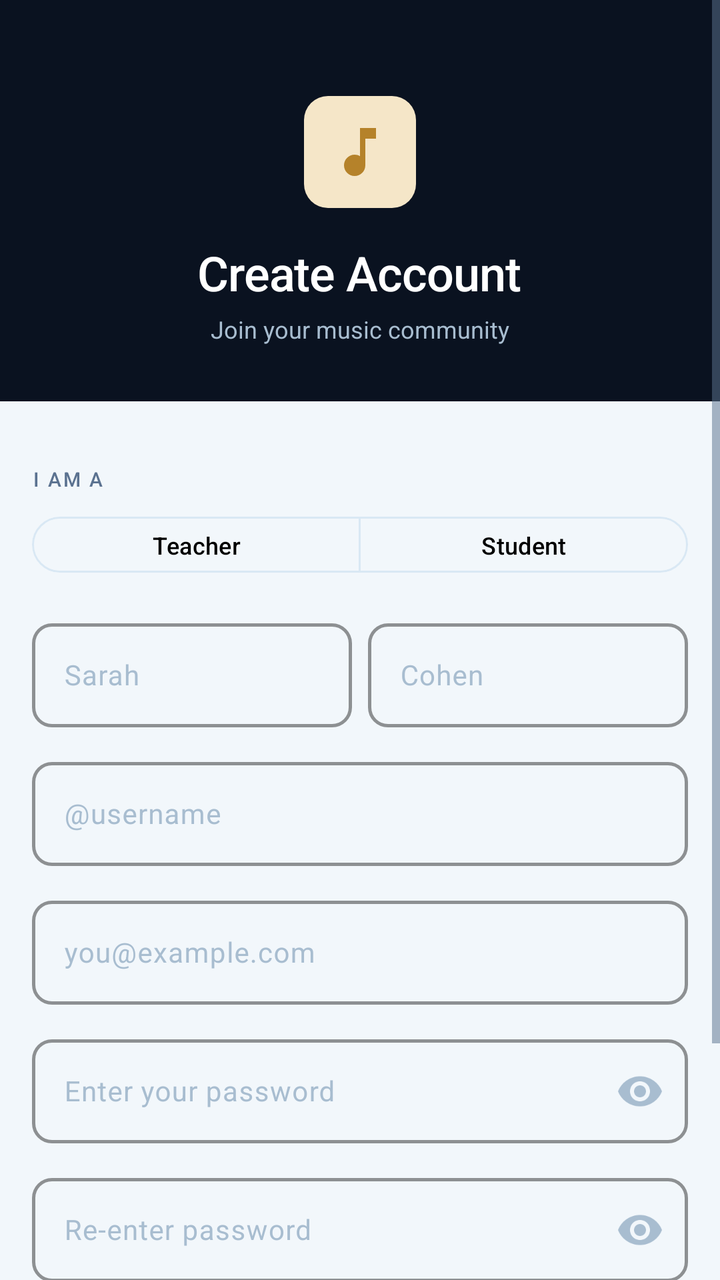
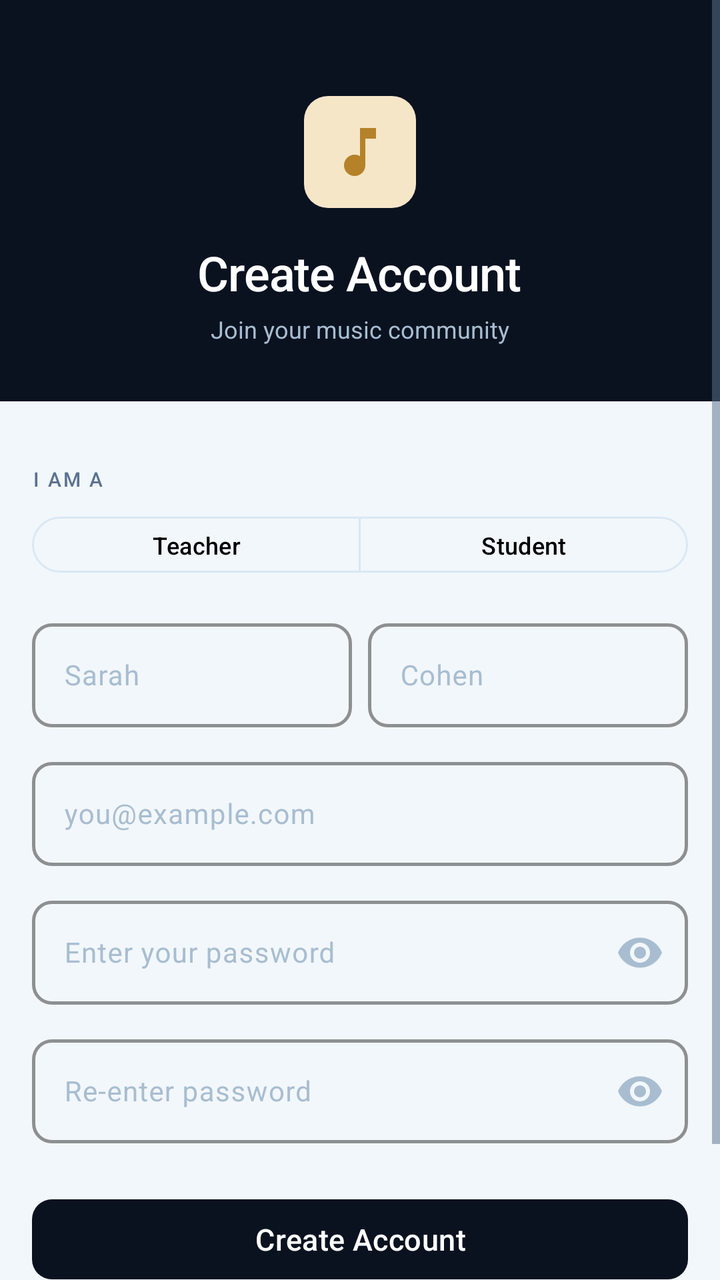

Two renders of the same Android screen: before a commit and after it. Below are the layout's source before the change and the commit's diff.
<!-- AndroidManifest.xml: application theme Theme.Conducto2 -->
<!-- res/layout/activity_sign_up.xml -->
<?xml version="1.0" encoding="utf-8"?>
<ScrollView
    xmlns:android="http://schemas.android.com/apk/res/android"
    xmlns:app="http://schemas.android.com/apk/res-auto"
    android:layout_width="match_parent"
    android:layout_height="match_parent"
    android:background="@color/background_app"
    android:fillViewport="true">

    <LinearLayout
        android:layout_width="match_parent"
        android:layout_height="wrap_content"
        android:orientation="vertical">

        
        <LinearLayout
            android:layout_width="match_parent"
            android:layout_height="wrap_content"
            android:orientation="vertical"
            android:background="@color/primary"
            android:paddingStart="@dimen/screen_horizontal_margin"
            android:paddingEnd="@dimen/screen_horizontal_margin"
            android:paddingTop="48dp"
            android:paddingBottom="28dp"
            android:gravity="center_horizontal">

            <FrameLayout
                android:layout_width="56dp"
                android:layout_height="56dp"
                android:background="@drawable/bg_icon_tile">

                <ImageView
                    android:layout_width="32dp"
                    android:layout_height="32dp"
                    android:layout_gravity="center"
                    android:src="@drawable/ic_music_note"
                    android:contentDescription="@null"
                    android:tint="@color/accent"/>

            </FrameLayout>

            <TextView
                android:layout_width="wrap_content"
                android:layout_height="wrap_content"
                android:text="@string/sign_up_title"
                android:textColor="@color/white"
                android:textSize="@dimen/text_headline"
                android:fontFamily="sans-serif-medium"
                android:letterSpacing="-0.015"
                android:layout_marginTop="@dimen/spacing_base"/>

            <TextView
                android:layout_width="wrap_content"
                android:layout_height="wrap_content"
                android:text="@string/sign_up_subtitle"
                android:textColor="@color/navy_200"
                android:textSize="@dimen/text_body_sm"
                android:layout_marginTop="@dimen/spacing_xs"/>

        </LinearLayout>

        
        <LinearLayout
            android:layout_width="match_parent"
            android:layout_height="wrap_content"
            android:orientation="vertical"
            android:paddingStart="@dimen/screen_horizontal_margin"
            android:paddingEnd="@dimen/screen_horizontal_margin"
            android:paddingTop="@dimen/spacing_xl"
            android:paddingBottom="@dimen/spacing_2xl">

            
            <TextView
                android:layout_width="wrap_content"
                android:layout_height="wrap_content"
                android:text="@string/label_role"
                style="@style/TextAppearance.Conducto.Label"
                android:layout_marginBottom="@dimen/spacing_sm"/>

            <com.google.android.material.button.MaterialButtonToggleGroup
                android:id="@+id/rgUserType"
                android:layout_width="match_parent"
                android:layout_height="@dimen/button_height_sm"
                app:singleSelection="true"
                app:selectionRequired="true">

                <com.google.android.material.button.MaterialButton
                    android:id="@+id/rbTeacher"
                    style="@style/Widget.Material3.Button.OutlinedButton"
                    android:layout_width="0dp"
                    android:layout_height="match_parent"
                    android:layout_weight="1"
                    android:text="@string/role_teacher"
                    android:textSize="@dimen/text_body_sm"
                    android:textColor="@color/black"
                    app:strokeColor="@color/border_default"/>

                <com.google.android.material.button.MaterialButton
                    android:id="@+id/rbStudent"
                    style="@style/Widget.Material3.Button.OutlinedButton"
                    android:layout_width="0dp"
                    android:layout_height="match_parent"
                    android:layout_weight="1"
                    android:text="@string/role_student"
                    android:textSize="@dimen/text_body_sm"
                    android:textColor="@color/black"
                    app:strokeColor="@color/border_default"/>

            </com.google.android.material.button.MaterialButtonToggleGroup>

            
            <LinearLayout
                android:layout_width="match_parent"
                android:layout_height="wrap_content"
                android:orientation="horizontal"
                android:layout_marginTop="@dimen/spacing_base"
                android:weightSum="2">

                <com.google.android.material.textfield.TextInputLayout
                    android:layout_width="0dp"
                    android:layout_height="wrap_content"
                    android:layout_weight="1"
                    android:layout_marginEnd="@dimen/spacing_xs"
                    style="@style/Widget.Conducto.TextInput"
                    android:hint="@string/hint_first_name">

                    <com.google.android.material.textfield.TextInputEditText
                        android:id="@+id/etFname"
                        android:layout_width="match_parent"
                        android:layout_height="@dimen/input_height"
                        android:inputType="textCapWords"
                        android:textSize="@dimen/text_body"
                        android:textColor="@color/text_primary"/>

                </com.google.android.material.textfield.TextInputLayout>

                <com.google.android.material.textfield.TextInputLayout
                    android:layout_width="0dp"
                    android:layout_height="wrap_content"
                    android:layout_weight="1"
                    android:layout_marginStart="@dimen/spacing_xs"
                    style="@style/Widget.Conducto.TextInput"
                    android:hint="@string/hint_last_name">

                    <com.google.android.material.textfield.TextInputEditText
                        android:id="@+id/etLname"
                        android:layout_width="match_parent"
                        android:layout_height="@dimen/input_height"
                        android:inputType="textCapWords"
                        android:textSize="@dimen/text_body"
                        android:textColor="@color/text_primary"/>

                </com.google.android.material.textfield.TextInputLayout>

            </LinearLayout>

            
            <com.google.android.material.textfield.TextInputLayout
                android:layout_width="match_parent"
                android:layout_height="wrap_content"
                android:layout_marginTop="@dimen/spacing_md"
                style="@style/Widget.Conducto.TextInput"
                android:hint="@string/hint_username">

                <com.google.android.material.textfield.TextInputEditText
                    android:id="@+id/etUname"
                    android:layout_width="match_parent"
                    android:layout_height="@dimen/input_height"
                    android:inputType="textNoSuggestions"
                    android:textSize="@dimen/text_body"
                    android:textColor="@color/text_primary"/>

            </com.google.android.material.textfield.TextInputLayout>

            
            <com.google.android.material.textfield.TextInputLayout
                android:layout_width="match_parent"
                android:layout_height="wrap_content"
                android:layout_marginTop="@dimen/spacing_md"
                style="@style/Widget.Conducto.TextInput"
                android:hint="@string/hint_email">

                <com.google.android.material.textfield.TextInputEditText
                    android:id="@+id/etEmail"
                    android:layout_width="match_parent"
                    android:layout_height="@dimen/input_height"
                    android:inputType="textEmailAddress"
                    android:textSize="@dimen/text_body"
                    android:textColor="@color/text_primary"/>

            </com.google.android.material.textfield.TextInputLayout>

            
            <com.google.android.material.textfield.TextInputLayout
                android:layout_width="match_parent"
                android:layout_height="wrap_content"
                android:layout_marginTop="@dimen/spacing_md"
                style="@style/Widget.Conducto.TextInput"
                android:hint="@string/hint_password"
                app:endIconMode="password_toggle"
                app:endIconTint="@color/text_hint">

                <com.google.android.material.textfield.TextInputEditText
                    android:id="@+id/etPassword"
                    android:layout_width="match_parent"
                    android:layout_height="@dimen/input_height"
                    android:inputType="textPassword"
                    android:textSize="@dimen/text_body"
                    android:textColor="@color/text_primary"/>

            </com.google.android.material.textfield.TextInputLayout>

            
            <com.google.android.material.textfield.TextInputLayout
                android:layout_width="match_parent"
                android:layout_height="wrap_content"
                android:layout_marginTop="@dimen/spacing_md"
                style="@style/Widget.Conducto.TextInput"
                android:hint="@string/hint_confirm_password"
                app:endIconMode="password_toggle"
                app:endIconTint="@color/text_hint">

                <com.google.android.material.textfield.TextInputEditText
                    android:id="@+id/etConfirmPassword"
                    android:layout_width="match_parent"
                    android:layout_height="@dimen/input_height"
                    android:inputType="textPassword"
                    android:textSize="@dimen/text_body"
                    android:textColor="@color/text_primary"/>

            </com.google.android.material.textfield.TextInputLayout>

            
            <Button
                android:id="@+id/btnSendCode"
                android:layout_width="match_parent"
                android:layout_height="wrap_content"
                android:text="Send Verification Code"
                android:visibility="gone"/>

            <com.google.android.material.textfield.TextInputLayout
                android:layout_width="match_parent"
                android:layout_height="wrap_content"
                android:visibility="gone"
                style="@style/Widget.Conducto.TextInput"
                android:hint="Verification Code">

                <com.google.android.material.textfield.TextInputEditText
                    android:id="@+id/etVerificationCode"
                    android:layout_width="match_parent"
                    android:layout_height="@dimen/input_height"
                    android:inputType="number"/>

            </com.google.android.material.textfield.TextInputLayout>

            
            <TextView
                android:id="@+id/tvError"
                android:layout_width="match_parent"
                android:layout_height="wrap_content"
                android:text=""
                android:textColor="@color/error"
                android:textSize="@dimen/text_body_sm"
                android:background="@color/error_container"
                android:padding="@dimen/spacing_md"
                android:visibility="gone"
                android:layout_marginTop="@dimen/spacing_base"/>

            
            <com.google.android.material.button.MaterialButton
                android:id="@+id/btnSignUp"
                style="@style/Widget.Conducto.Button.Primary"
                android:layout_width="match_parent"
                android:layout_height="@dimen/button_height"
                android:text="@string/btn_create_account"
                android:layout_marginTop="@dimen/spacing_lg"/>

            
            <LinearLayout
                android:layout_width="match_parent"
                android:layout_height="wrap_content"
                android:orientation="horizontal"
                android:gravity="center"
                android:layout_marginTop="@dimen/spacing_base">

                <TextView
                    android:layout_width="wrap_content"
                    android:layout_height="wrap_content"
                    android:text="@string/sign_up_have_account"
                    android:textColor="@color/text_secondary"
                    android:textSize="@dimen/text_body_sm"/>

                <TextView
                    android:id="@+id/tvGoToSignIn"
                    android:layout_width="wrap_content"
                    android:layout_height="wrap_content"
                    android:text="@string/sign_up_go_sign_in"
                    android:textColor="@color/text_accent"
                    android:textSize="@dimen/text_body_sm"
                    android:fontFamily="sans-serif-medium"
                    android:paddingStart="@dimen/spacing_xs"/>

            </LinearLayout>

        </LinearLayout>
    </LinearLayout>
</ScrollView>
<!-- resources referenced by this layout -->
<resources>
  <color name="accent">@color/brand_accent</color>
  <color name="background_app">@color/navy_50</color>
  <color name="black">#FF000000</color>
  <color name="border_default">@color/navy_100</color>
  <color name="error">@color/red_700</color>
  <color name="error_container">@color/red_50</color>
  <color name="navy_200">#FFA8BDD0</color>
  <color name="primary">@color/brand_primary</color>
  <color name="text_accent">@color/brand_accent</color>
  <color name="text_hint">@color/navy_200</color>
  <color name="text_primary">@color/navy_950</color>
  <color name="text_secondary">@color/navy_400</color>
  <color name="white">#FFFFFFFF</color>
  <dimen name="button_height">@dimen/btn_height</dimen>
  <dimen name="input_height">52dp</dimen>
  <dimen name="spacing_2xl">@dimen/spacing_40</dimen>
  <dimen name="spacing_base">@dimen/spacing_16</dimen>
  <dimen name="spacing_lg">@dimen/spacing_24</dimen>
  <dimen name="spacing_md">@dimen/spacing_12</dimen>
  <dimen name="spacing_sm">@dimen/spacing_8</dimen>
  <dimen name="spacing_xl">@dimen/spacing_32</dimen>
  <dimen name="spacing_xs">@dimen/spacing_4</dimen>
  <dimen name="text_body">14sp</dimen>
  <dimen name="text_body_sm">@dimen/text_body_small</dimen>
  <dimen name="text_headline">24sp</dimen>
  <string name="btn_create_account">Create Account</string>
  <string name="hint_email">you@example.com</string>
  <string name="hint_first_name">Sarah</string>
  <string name="hint_last_name">Cohen</string>
  <string name="hint_password">Enter your password</string>
  <string name="hint_username">@username</string>
  <string name="label_role">I am a</string>
  <string name="role_student">Student</string>
  <string name="role_teacher">Teacher</string>
  <string name="sign_up_go_sign_in">Sign In</string>
  <string name="sign_up_title">Create Account</string>
  <color name="brand_accent">@color/gold_700</color>
  <color name="navy_50">#FFF2F7FB</color>
  <color name="navy_100">#FFD9E8F4</color>
  <color name="red_700">#FF8B2222</color>
  <color name="red_50">#FFFDEAEA</color>
  <color name="brand_primary">@color/navy_950</color>
  <color name="navy_950">#FF0A1220</color>
  <color name="navy_400">#FF5B7290</color>
  <dimen name="btn_height">48dp</dimen>
  <dimen name="btn_height_small">36dp</dimen>
  <dimen name="screen_padding_horizontal">16dp</dimen>
  <dimen name="spacing_40">40dp</dimen>
  <dimen name="spacing_16">16dp</dimen>
  <dimen name="spacing_24">24dp</dimen>
  <dimen name="spacing_12">12dp</dimen>
  <dimen name="spacing_8">8dp</dimen>
  <dimen name="spacing_32">32dp</dimen>
  <dimen name="spacing_4">4dp</dimen>
  <dimen name="text_body_small">12sp</dimen>
  <color name="gold_100">#FFF5E6C8</color>
  <dimen name="radius_medium">12dp</dimen>
  <color name="navy_700">#FF243A56</color>
  <color name="btn_primary_bg">@color/brand_primary</color>
  <color name="btn_primary_text">@color/white</color>
  <color name="ripple_on_dark">#33FFFFFF</color>
  <color name="input_background">@color/navy_50</color>
  <color name="input_border">@color/navy_100</color>
  <color name="input_hint">@color/navy_200</color>
  <color name="navy_900">#FF0E1B2E</color>
  <color name="gold_50">#FFFBF5E8</color>
  <color name="gold_900">#FF7A5518</color>
  <color name="green_600">#FF2E7D52</color>
  <color name="green_50">#FFE6F4EE</color>
  <color name="green_700">#FF1B5E38</color>
  <color name="background_surface">@color/white</color>
  <color name="text_link">@color/brand_accent</color>
  <color name="ripple_on_light">#1A0E1B2E</color>
  <color name="gold_700">#FFB5822A</color>
  <color name="text_tertiary">@color/navy_300</color>
  <color name="toolbar_background">@color/brand_primary</color>
  <color name="toolbar_title">@color/white</color>
  <color name="toolbar_subtitle">@color/navy_200</color>
  <color name="fab_background">@color/gold_700</color>
  <color name="fab_icon">@color/white</color>
  <color name="nav_background">@color/white</color>
  <color name="navy_300">#FF6B8099</color>
  <!-- unchanged entries left out for length: 24 -->
</resources>

<!-- the commit's change to res/layout/activity_sign_up.xml (unified diff, before → after) -->
@@ -160,24 +160,6 @@
                 android:layout_height="wrap_content"
                 android:layout_marginTop="@dimen/spacing_md"
                 style="@style/Widget.Conducto.TextInput"
-                android:hint="@string/hint_username">
-
-                <com.google.android.material.textfield.TextInputEditText
-                    android:id="@+id/etUname"
-                    android:layout_width="match_parent"
-                    android:layout_height="@dimen/input_height"
-                    android:inputType="textNoSuggestions"
-                    android:textSize="@dimen/text_body"
-                    android:textColor="@color/text_primary"/>
-
-            </com.google.android.material.textfield.TextInputLayout>
-
-            
-            <com.google.android.material.textfield.TextInputLayout
-                android:layout_width="match_parent"
-                android:layout_height="wrap_content"
-                android:layout_marginTop="@dimen/spacing_md"
-                style="@style/Widget.Conducto.TextInput"
                 android:hint="@string/hint_email">
 
                 <com.google.android.material.textfield.TextInputEditText
<!-- resource entries referenced after the edit -->
@@ -30,7 +30,6 @@
   <string name="hint_first_name">Sarah</string>
   <string name="hint_last_name">Cohen</string>
   <string name="hint_password">Enter your password</string>
-  <string name="hint_username">@username</string>
   <string name="label_role">I am a</string>
   <string name="role_student">Student</string>
   <string name="role_teacher">Teacher</string>
